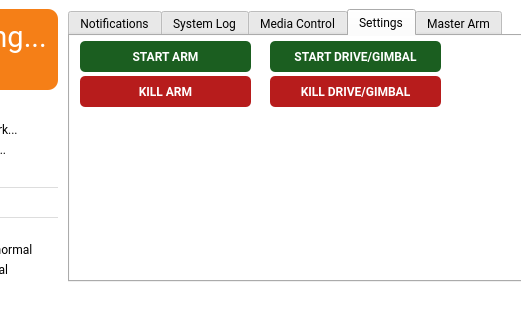
Qt form MissionControl/soromainwindow.ui (wuspy/soro) before a commit; both pictures show x 182 to 703 and y 0 to 320 of the 947 by 600 pixel window.
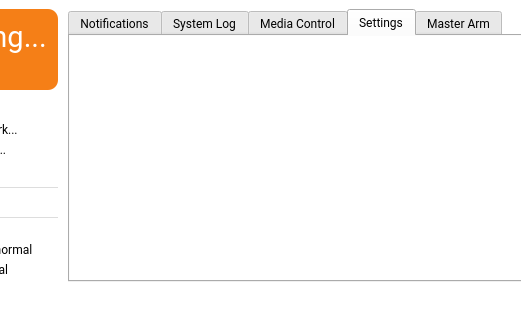
The same form after that commit. The open tabs and pages were chosen to show the change. Custom widgets are drawn as their Qt base class.

```diff
--- a/MissionControl/soromainwindow.ui
+++ b/MissionControl/soromainwindow.ui
@@ -890,118 +890,6 @@
         <attribute name="title">
          <string>Settings</string>
         </attribute>
-        <widget class="QPushButton" name="killArmButton">
-         <property name="geometry">
-          <rect>
-           <x>10</x>
-           <y>40</y>
-           <width>171</width>
-           <height>31</height>
-          </rect>
-         </property>
-         <property name="font">
-          <font>
-           <family>Roboto</family>
-           <weight>75</weight>
-           <bold>true</bold>
-          </font>
-         </property>
-         <property name="styleSheet">
-          <string notr="true">border-radius: 5px;
-color: white;
-background-color: #b71c1c;</string>
-         </property>
-         <property name="text">
-          <string>KILL ARM</string>
-         </property>
-         <property name="flat">
-          <bool>true</bool>
-         </property>
-        </widget>
-        <widget class="QPushButton" name="startArmButton">
-         <property name="geometry">
-          <rect>
-           <x>10</x>
-           <y>5</y>
-           <width>171</width>
-           <height>31</height>
-          </rect>
-         </property>
-         <property name="font">
-          <font>
-           <family>Roboto</family>
-           <weight>75</weight>
-           <bold>true</bold>
-          </font>
-         </property>
-         <property name="styleSheet">
-          <string notr="true">border-radius: 5px;
-color: white;
-background-color: #1B5E20;</string>
-         </property>
-         <property name="text">
-          <string>START ARM</string>
-         </property>
-         <property name="flat">
-          <bool>true</bool>
-         </property>
-        </widget>
-        <widget class="QPushButton" name="startDriveGimbalCamera">
-         <property name="geometry">
-          <rect>
-           <x>200</x>
-           <y>5</y>
-           <width>171</width>
-           <height>31</height>
-          </rect>
-         </property>
-         <property name="font">
-          <font>
-           <family>Roboto</family>
-           <weight>75</weight>
-           <bold>true</bold>
-          </font>
-         </property>
-         <property name="styleSheet">
-          <string notr="true">border-radius: 5px;
-color: white;
-background-color: #1B5E20;</string>
-         </property>
-         <property name="text">
-          <string>START DRIVE/GIMBAL</string>
-         </property>
-         <property name="flat">
-          <bool>true</bool>
-         </property>
-        </widget>
-        <widget class="QPushButton" name="killDriveGimbalCamera">
-         <property name="geometry">
-          <rect>
-           <x>200</x>
-           <y>40</y>
-           <width>171</width>
-           <height>31</height>
-          </rect>
-         </property>
-         <property name="font">
-          <font>
-           <family>Roboto</family>
-           <weight>75</weight>
-           <bold>true</bold>
-          </font>
-         </property>
-         <property name="styleSheet">
-          <string notr="true">border-radius: 5px;
-color: white;
-background-color: #b71c1c;</string>
-         </property>
-         <property name="text">
-          <string>KILL DRIVE/GIMBAL</string>
-         </property>
-         <property name="flat">
-          <bool>true</bool>
-         </property>
-        </widget>
        </widget>
        <widget class="QWidget" name="masterArmTab">
         <attribute name="title">
```
Left out of the diff: 2 changed lines with no effect on the pictures.
